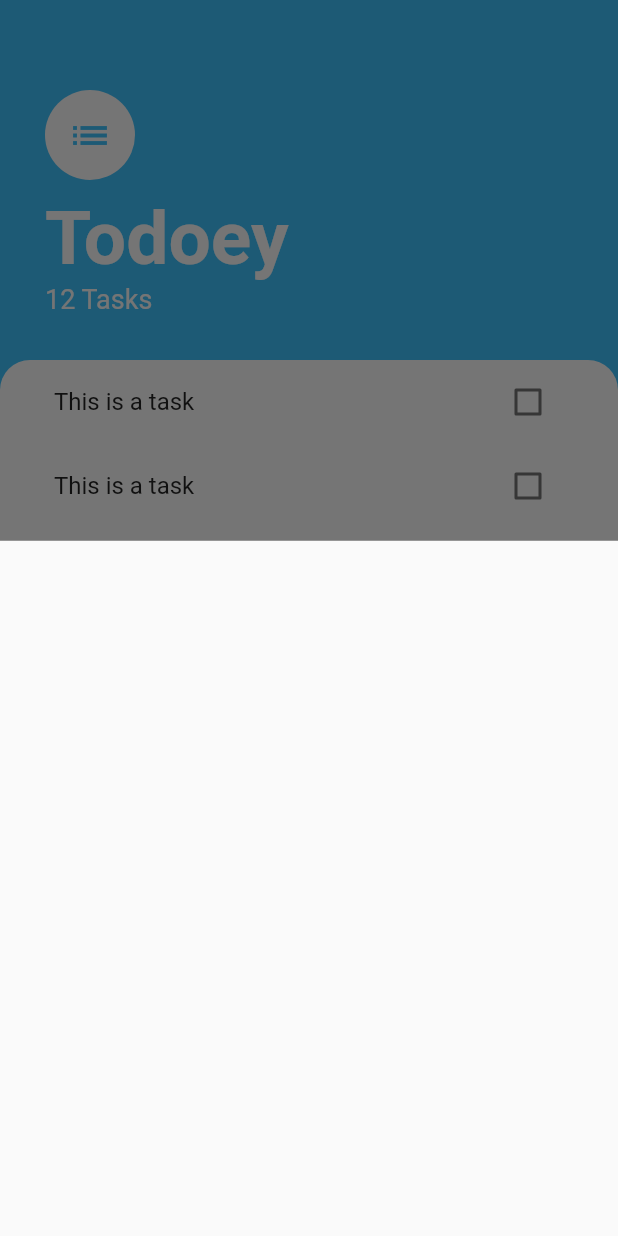
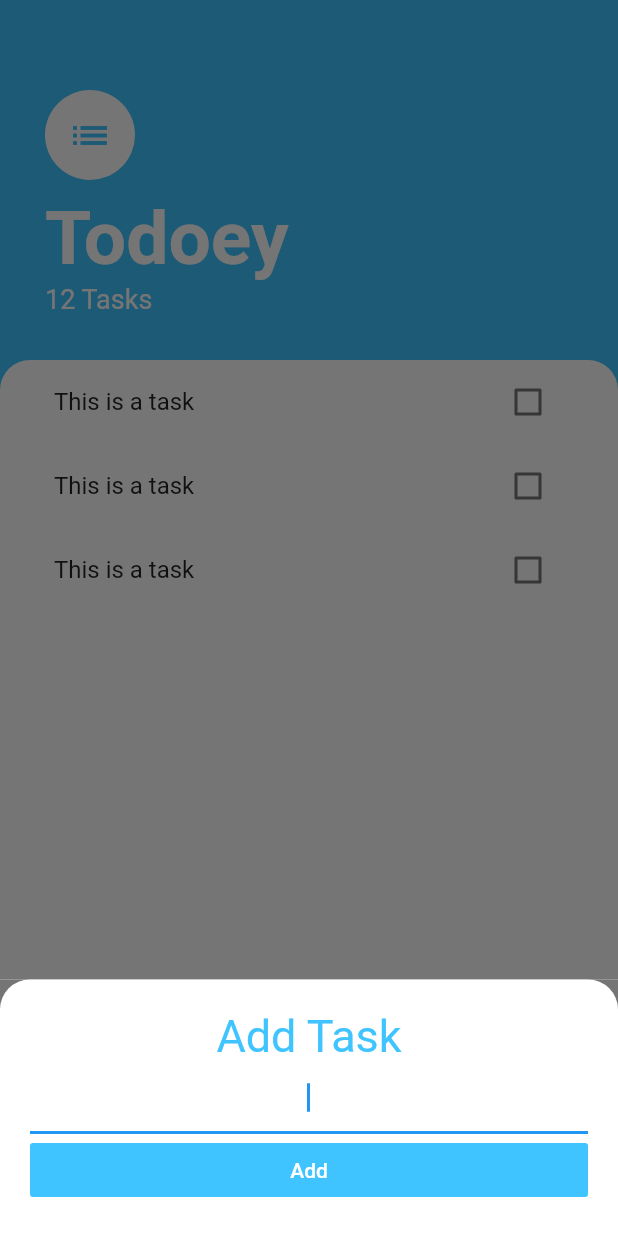
Before and after one commit to wa2l-99/ToDo-Flutterapp, a Flutter app: the screen it shows after launch, after a tap on the "add" icon, on a phone screen of 412 x 824 dp. Run offline on Flutter 3.47's test engine with Material 2 defaults, Android fonts, the phone set to English and light mode, and no system bars.

Commit message:
Chore : Placing the BottomSheet above the Keyboard

```diff
--- a/lib/screens/Tasks_screen.dart
+++ b/lib/screens/Tasks_screen.dart
@@ -1,5 +1,6 @@
 import 'package:flutter/material.dart';
 import 'package:todoey_flutter/widgets/task_List.dart';
+import 'package:todoey_flutter/screens/add_Task_Screen.dart';
 
 class TasksScreen extends StatelessWidget {
   @override
@@ -10,7 +11,17 @@ class TasksScreen extends StatelessWidget {
         backgroundColor: Colors.lightBlueAccent,
         child: Icon(Icons.add),
         onPressed: () {
-          showModalBottomSheet(context: context, builder: (context) => Container());
+          showModalBottomSheet(
+            context: context,
+            isScrollControlled: true,
+            builder: (context) => SingleChildScrollView(
+              child: Container(
+                padding: EdgeInsets.only(
+                    bottom: MediaQuery.of(context).viewInsets.bottom),
+                child: AddTaskScreen(),
+              ),
+            ),
+          );
         },
       ),
       body: Column(
```
